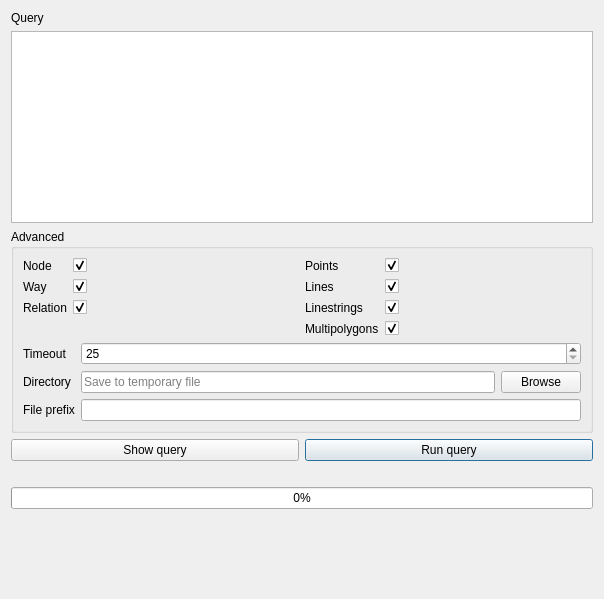
First picture: the form in ui/query.ui, repository 3liz/QuickOSM, before the edit.
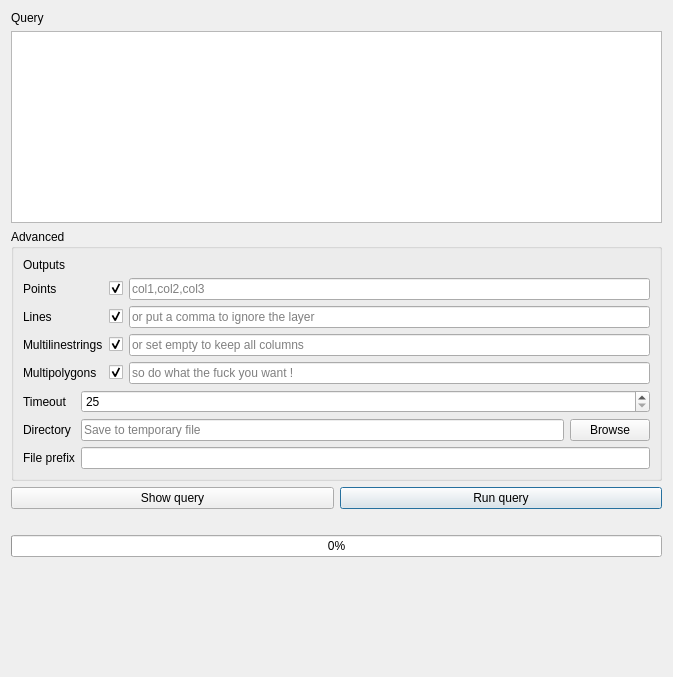
Second picture: the form after the edit. Custom widgets are drawn as their Qt base class.

Commit message: Add csv columns

The edit to the form file:
```diff
--- a/ui/query.ui
+++ b/ui/query.ui
@@ -6,8 +6,8 @@
    <rect>
     <x>0</x>
     <y>0</y>
-    <width>604</width>
-    <height>599</height>
+    <width>673</width>
+    <height>677</height>
    </rect>
   </property>
   <property name="windowTitle">
@@ -34,72 +34,20 @@
      </property>
      <layout class="QVBoxLayout" name="verticalLayout_2">
       <item>
-       <layout class="QHBoxLayout" name="horizontalLayout_3">
-        <item>
-         <layout class="QFormLayout" name="formLayout_3">
-          <item row="0" column="0">
-           <widget class="QLabel" name="label_7">
-            <property name="text">
-             <string>Node</string>
-            </property>
-           </widget>
-          </item>
-          <item row="0" column="1">
-           <widget class="QCheckBox" name="checkBox_node">
-            <property name="text">
-             <string/>
-            </property>
-            <property name="checked">
-             <bool>true</bool>
-            </property>
-           </widget>
-          </item>
-          <item row="1" column="0">
-           <widget class="QLabel" name="label_8">
-            <property name="text">
-             <string>Way</string>
-            </property>
-           </widget>
-          </item>
-          <item row="1" column="1">
-           <widget class="QCheckBox" name="checkBox_way">
-            <property name="text">
-             <string/>
-            </property>
-            <property name="checked">
-             <bool>true</bool>
-            </property>
-           </widget>
-          </item>
-          <item row="2" column="0">
-           <widget class="QLabel" name="label_9">
-            <property name="text">
-             <string>Relation</string>
-            </property>
-           </widget>
-          </item>
-          <item row="2" column="1">
-           <widget class="QCheckBox" name="checkBox_relation">
-            <property name="text">
-             <string/>
-            </property>
-            <property name="checked">
-             <bool>true</bool>
-            </property>
-           </widget>
-          </item>
-         </layout>
+       <layout class="QFormLayout" name="formLayout_4">
+        <property name="fieldGrowthPolicy">
+         <enum>QFormLayout::ExpandingFieldsGrow</enum>
+        </property>
+        <item row="1" column="0">
+         <widget class="QLabel" name="label_10">
+          <property name="text">
+           <string>Points</string>
+          </property>
+         </widget>
         </item>
-        <item>
-         <layout class="QFormLayout" name="formLayout_4">
-          <item row="0" column="0">
-           <widget class="QLabel" name="label_10">
-            <property name="text">
-             <string>Points</string>
-            </property>
-           </widget>
-          </item>
-          <item row="0" column="1">
+        <item row="1" column="1">
+         <layout class="QHBoxLayout" name="horizontalLayout_4">
+          <item>
            <widget class="QCheckBox" name="checkBox_points">
             <property name="text">
              <string/>
@@ -109,7 +57,18 @@
             </property>
            </widget>
           </item>
-          <item row="1" column="1">
+          <item>
+           <widget class="QLineEdit" name="lineEdit_csv_points">
+            <property name="placeholderText">
+             <string>col1,col2,col3</string>
+            </property>
+           </widget>
+          </item>
+         </layout>
+        </item>
+        <item row="2" column="1">
+         <layout class="QHBoxLayout" name="horizontalLayout_6">
+          <item>
            <widget class="QCheckBox" name="checkBox_lines">
             <property name="text">
              <string/>
@@ -119,38 +78,25 @@
             </property>
            </widget>
           </item>
-          <item row="1" column="0">
-           <widget class="QLabel" name="label_11">
-            <property name="text">
-             <string>Lines</string>
+          <item>
+           <widget class="QLineEdit" name="lineEdit_csv_lines">
+            <property name="placeholderText">
+             <string>or put a comma to ignore the layer</string>
             </property>
            </widget>
           </item>
-          <item row="3" column="0">
-           <widget class="QLabel" name="label_12">
-            <property name="text">
-             <string>Multipolygons</string>
-            </property>
-           </widget>
-          </item>
-          <item row="3" column="1">
-           <widget class="QCheckBox" name="checkBox_multipolygons">
-            <property name="text">
-             <string/>
-            </property>
-            <property name="checked">
-             <bool>true</bool>
-            </property>
-           </widget>
-          </item>
-          <item row="2" column="0">
-           <widget class="QLabel" name="label_14">
-            <property name="text">
-             <string>Linestrings</string>
-            </property>
-           </widget>
-          </item>
-          <item row="2" column="1">
+         </layout>
+        </item>
+        <item row="2" column="0">
+         <widget class="QLabel" name="label_11">
+          <property name="text">
+           <string>Lines</string>
+          </property>
+         </widget>
+        </item>
+        <item row="3" column="1">
+         <layout class="QHBoxLayout" name="horizontalLayout_7">
+          <item>
            <widget class="QCheckBox" name="checkBox_linestrings">
             <property name="text">
              <string/>
@@ -160,8 +106,57 @@
             </property>
            </widget>
           </item>
+          <item>
+           <widget class="QLineEdit" name="lineEdit_csv_multilinestrings">
+            <property name="placeholderText">
+             <string>or set empty to keep all columns</string>
+            </property>
+           </widget>
+          </item>
          </layout>
         </item>
+        <item row="3" column="0">
+         <widget class="QLabel" name="label_14">
+          <property name="text">
+           <string>Multilinestrings</string>
+          </property>
+         </widget>
+        </item>
+        <item row="4" column="1">
+         <layout class="QHBoxLayout" name="horizontalLayout_8">
+          <item>
+           <widget class="QCheckBox" name="checkBox_multipolygons">
+            <property name="text">
+             <string/>
+            </property>
+            <property name="checked">
+             <bool>true</bool>
+            </property>
+           </widget>
+          </item>
+          <item>
+           <widget class="QLineEdit" name="lineEdit_csv_multipolygons">
+            <property name="placeholderText">
+             <string>so do what the fuck you want !</string>
+            </property>
+           </widget>
+          </item>
+         </layout>
+        </item>
+        <item row="4" column="0">
+         <widget class="QLabel" name="label_12">
+          <property name="text">
+           <string>Multipolygons</string>
+          </property>
+         </widget>
+        </item>
+        <item row="0" column="0">
+         <widget class="QLabel" name="label_3">
+          <property name="text">
+           <string>Outputs</string>
+          </property>
+         </widget>
+        </item>
        </layout>
       </item>
       <item>
```
Left out of the diff: 67 changed lines with no effect on the pictures. The commit also changes 3 other files.
